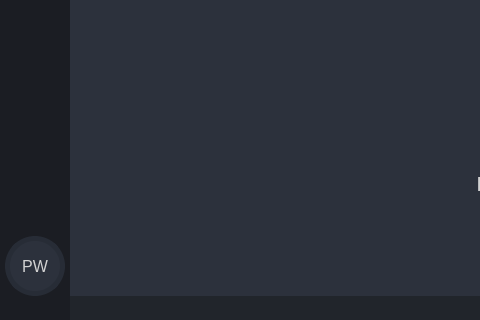
The window that managerGUI/FirstVersion.ui (GianRathgeb/pwManager) describes before a commit, drawn with Qt 5; both pictures show x 0 to 480 and y 400 to 720 of the 1000 by 720 pixel window.
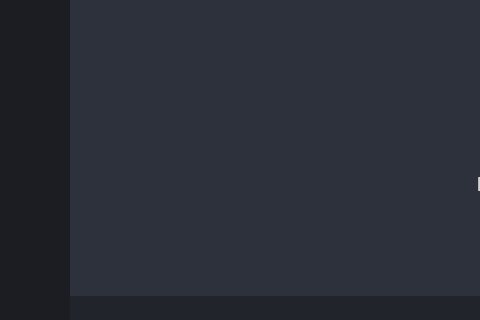
The same window after the commit. Icons and pictures are not drawn.

What changed in the file:
```diff
--- a/managerGUI/FirstVersion.ui
+++ b/managerGUI/FirstVersion.ui
@@ -1446,49 +1446,6 @@
               <property name="bottomMargin">
                <number>25</number>
               </property>
-              <item alignment="Qt::AlignHCenter">
-               <widget class="QLabel" name="label_user_icon">
-                <property name="sizePolicy">
-                 <sizepolicy hsizetype="Maximum" vsizetype="Maximum">
-                  <horstretch>0</horstretch>
-                  <verstretch>0</verstretch>
-                 </sizepolicy>
-                </property>
-                <property name="minimumSize">
-                 <size>
-                  <width>60</width>
-                  <height>60</height>
-                 </size>
-                </property>
-                <property name="maximumSize">
-                 <size>
-                  <width>60</width>
-                  <height>60</height>
-                 </size>
-                </property>
-                <property name="font">
-                 <font>
-                  <family>Segoe UI</family>
-                  <pointsize>12</pointsize>
-                 </font>
-                </property>
-                <property name="styleSheet">
-                 <string notr="true">QLabel {
-	border-radius: 30px;
-	background-color: rgb(44, 49, 60);
-	border: 5px solid rgb(39, 44, 54);
-	background-position: center;
-	background-repeat: no-repeat;
-}</string>
-                </property>
-                <property name="text">
-                 <string>PW</string>
-                </property>
-                <property name="alignment">
-                 <set>Qt::AlignCenter</set>
-                </property>
-               </widget>
-              </item>
              </layout>
             </widget>
            </item>
```
Left out of the diff: 23 changed lines with no effect on the pictures.
